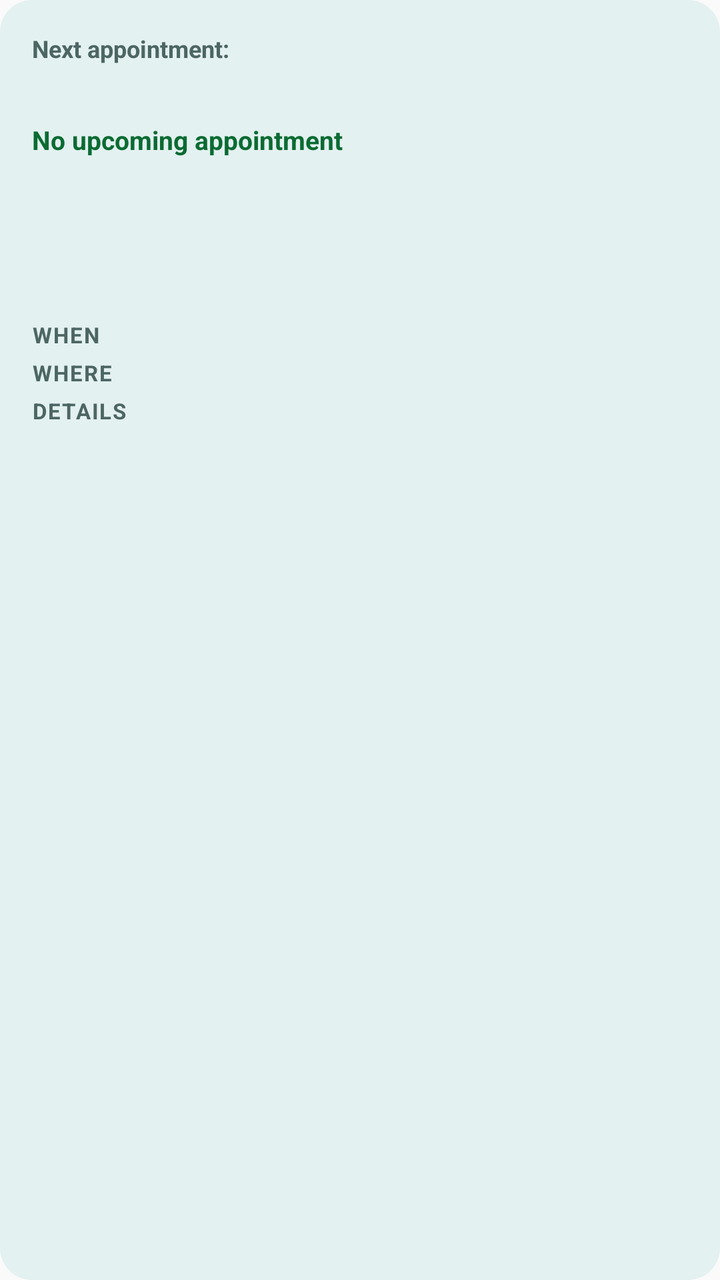
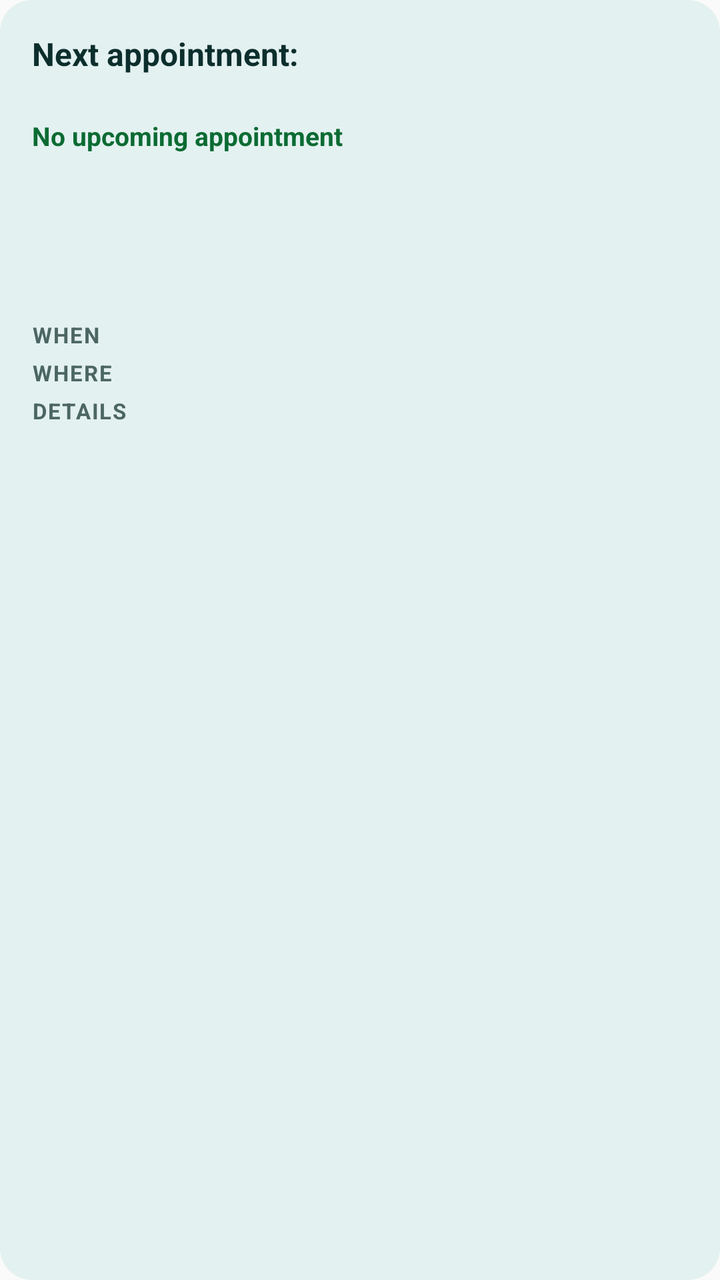

Screens rendered from an Android XML layout before and after an edit, with the pre-edit source and the edit as a unified diff.
<!-- AndroidManifest.xml: application theme AppTheme -->
<!-- res/layout/clinic_card_widget.xml -->
<?xml version="1.0" encoding="utf-8"?>
<FrameLayout xmlns:android="http://schemas.android.com/apk/res/android" android:id="@+id/widget_root" android:layout_width="match_parent" android:layout_height="match_parent" android:padding="16dp" android:background="@drawable/widget_background">

    
    <TextView
        android:id="@+id/widget_clinic_title"
        android:layout_gravity="top|start"
        android:layout_width="match_parent"
        android:layout_height="wrap_content"
        android:text="Next appointment:"
        android:textSize="12sp"
        android:textColor="@color/widget_text_muted"
        android:textStyle="bold"
        android:maxLines="2"
        android:ellipsize="end"
        android:breakStrategy="simple" />

    
    <TextView
        android:id="@+id/widget_clinic_appt_title"
        android:layout_gravity="top|start"
        android:layout_width="match_parent"
        android:layout_height="wrap_content"
        android:layout_marginTop="20dp"
        android:text=""
        android:textSize="16sp"
        android:textColor="@color/widget_text_primary"
        android:textStyle="bold"
        android:maxLines="1"
        android:ellipsize="end"
        android:breakStrategy="simple" />

    
    <TextView
        android:id="@+id/widget_clinic_date"
        android:layout_gravity="top|start"
        android:layout_width="match_parent"
        android:layout_height="wrap_content"
        android:layout_marginTop="45dp"
        android:text="No upcoming appointment"
        android:textSize="13sp"
        android:textColor="@color/widget_good"
        android:textStyle="bold"
        android:maxLines="2"
        android:ellipsize="end"
        android:breakStrategy="simple" />

    
    <TextView
        android:id="@+id/widget_clinic_location"
        android:layout_gravity="top|start"
        android:layout_width="match_parent"
        android:layout_height="wrap_content"
        android:layout_marginTop="66dp"
        android:text=""
        android:textSize="12sp"
        android:textColor="@color/widget_accent"
        android:textStyle="bold"
        android:maxLines="2"
        android:ellipsize="end"
        android:breakStrategy="simple" />

    
    <TextView
        android:id="@+id/widget_clinic_reason"
        android:layout_gravity="top|start"
        android:layout_width="match_parent"
        android:layout_height="wrap_content"
        android:layout_marginTop="100dp"
        android:text=""
        android:textSize="11sp"
        android:textColor="@color/widget_text_muted"
        android:maxLines="1"
        android:ellipsize="end"
        android:breakStrategy="simple" />

    
    <TextView
        android:id="@+id/widget_clinic_tests"
        android:layout_gravity="top|start"
        android:layout_width="match_parent"
        android:layout_height="wrap_content"
        android:layout_marginTop="118dp"
        android:text=""
        android:textSize="11sp"
        android:textColor="@color/widget_text_muted"
        android:maxLines="1"
        android:ellipsize="end"
        android:breakStrategy="simple" />

    <TextView
        android:id="@+id/widget_clinic_clinic_num"
        android:layout_gravity="top|start"
        android:layout_width="wrap_content"
        android:layout_height="wrap_content"
        android:layout_marginTop="106dp"
        android:text=""
        android:textSize="12sp"
        android:textColor="@color/widget_text_primary"
        android:maxLines="1"
        android:ellipsize="end"
        android:breakStrategy="simple" />

    
    <TextView
        android:id="@+id/widget_clinic_visit_time"
        android:layout_gravity="top|start"
        android:layout_width="wrap_content"
        android:layout_height="wrap_content"
        android:layout_marginTop="125dp"
        android:text=""
        android:textSize="13sp"
        android:textColor="@color/widget_text_primary"
        android:maxLines="1"
        android:ellipsize="end"
        android:breakStrategy="simple" />

    <TextView
        android:id="@+id/widget_clinic_heading_when"
        android:layout_gravity="top|start"
        android:layout_width="wrap_content"
        android:layout_height="wrap_content"
        android:layout_marginTop="144dp"
        android:text="When"
        android:textSize="11sp"
        android:textColor="@color/widget_text_muted"
        android:textStyle="bold"
        android:letterSpacing="0.06"
        android:textAllCaps="true"
        android:maxLines="1"
        android:ellipsize="end"
        android:breakStrategy="simple" />

    <TextView
        android:id="@+id/widget_clinic_heading_where"
        android:layout_gravity="top|start"
        android:layout_width="wrap_content"
        android:layout_height="wrap_content"
        android:layout_marginTop="163dp"
        android:text="Where"
        android:textSize="11sp"
        android:textColor="@color/widget_text_muted"
        android:textStyle="bold"
        android:letterSpacing="0.06"
        android:textAllCaps="true"
        android:maxLines="1"
        android:ellipsize="end"
        android:breakStrategy="simple" />

    
    <TextView
        android:id="@+id/widget_clinic_heading_details"
        android:layout_gravity="top|start"
        android:layout_width="wrap_content"
        android:layout_height="wrap_content"
        android:layout_marginTop="182dp"
        android:text="Details"
        android:textSize="11sp"
        android:textColor="@color/widget_text_muted"
        android:textStyle="bold"
        android:letterSpacing="0.06"
        android:textAllCaps="true"
        android:maxLines="1"
        android:ellipsize="end"
        android:breakStrategy="simple" />

    <TextView
        android:id="@+id/widget_clinic_doctype"
        android:layout_gravity="top|start"
        android:layout_width="wrap_content"
        android:layout_height="wrap_content"
        android:layout_marginTop="201dp"
        android:text=""
        android:textSize="12sp"
        android:textColor="@color/widget_text_muted"
        android:maxLines="1"
        android:ellipsize="end"
        android:breakStrategy="simple" />

    <TextView
        android:id="@+id/widget_clinic_nhs_num"
        android:layout_gravity="top|start"
        android:layout_width="wrap_content"
        android:layout_height="wrap_content"
        android:layout_marginTop="220dp"
        android:text=""
        android:textSize="12sp"
        android:textColor="@color/widget_text_muted"
        android:visibility="gone"
        android:maxLines="1"
        android:ellipsize="end"
        android:breakStrategy="simple" />
</FrameLayout>
<!-- resources referenced by this layout -->
<resources>
  <color name="widget_accent">#00696B</color>
  <color name="widget_good">#0B6B33</color>
  <color name="widget_text_muted">#4C6664</color>
  <color name="widget_text_primary">#0C2E2D</color>
  <!-- drawable widget_background (drawable) -->
  <?xml version="1.0" encoding="utf-8"?>
  <shape xmlns:android="http://schemas.android.com/apk/res/android"
      android:shape="rectangle">
      <solid android:color="@color/widget_bg" />
      <corners android:radius="16dp" />
  </shape>
  <style name="AppTheme" parent="Theme.AppCompat.Light.DarkActionBar">
          
          <item name="colorPrimary">@color/colorPrimary</item>
          <item name="colorPrimaryDark">@color/colorPrimaryDark</item>
          <item name="colorAccent">@color/colorAccent</item>
          <item name="android:statusBarColor">@android:color/transparent</item>
          <item name="android:navigationBarColor">@android:color/transparent</item>
      </style>
  <color name="widget_bg">#E3F1F0</color>
</resources>

<!-- the commit's change to res/layout/clinic_card_widget.xml (unified diff, before → after) -->
@@ -8,11 +8,10 @@
         android:layout_width="match_parent"
         android:layout_height="wrap_content"
         android:text="Next appointment:"
-        android:textSize="12sp"
-        android:textColor="@color/widget_text_muted"
+        android:textSize="16sp"
+        android:textColor="@color/widget_text_primary"
         android:textStyle="bold"
         android:maxLines="2"
-        android:ellipsize="end"
         android:breakStrategy="simple" />
 
     
@@ -23,11 +22,10 @@
         android:layout_height="wrap_content"
         android:layout_marginTop="20dp"
         android:text=""
-        android:textSize="16sp"
-        android:textColor="@color/widget_text_primary"
+        android:textSize="18sp"
+        android:textColor="@color/widget_accent"
         android:textStyle="bold"
-        android:maxLines="1"
-        android:ellipsize="end"
+        android:maxLines="2"
         android:breakStrategy="simple" />
 
     
@@ -36,13 +34,12 @@
         android:layout_gravity="top|start"
         android:layout_width="match_parent"
         android:layout_height="wrap_content"
-        android:layout_marginTop="45dp"
+        android:layout_marginTop="43dp"
         android:text="No upcoming appointment"
         android:textSize="13sp"
         android:textColor="@color/widget_good"
         android:textStyle="bold"
         android:maxLines="2"
-        android:ellipsize="end"
         android:breakStrategy="simple" />
 
     
@@ -51,13 +48,12 @@
         android:layout_gravity="top|start"
         android:layout_width="match_parent"
         android:layout_height="wrap_content"
-        android:layout_marginTop="66dp"
+        android:layout_marginTop="60dp"
         android:text=""
         android:textSize="12sp"
         android:textColor="@color/widget_accent"
         android:textStyle="bold"
-        android:maxLines="2"
-        android:ellipsize="end"
+        android:maxLines="1"
         android:breakStrategy="simple" />
 
     
@@ -66,12 +62,11 @@
         android:layout_gravity="top|start"
         android:layout_width="match_parent"
         android:layout_height="wrap_content"
-        android:layout_marginTop="100dp"
+        android:layout_marginTop="77dp"
         android:text=""
         android:textSize="11sp"
         android:textColor="@color/widget_text_muted"
-        android:maxLines="1"
-        android:ellipsize="end"
+        android:maxLines="2"
         android:breakStrategy="simple" />
 
     
@@ -80,12 +75,11 @@
         android:layout_gravity="top|start"
         android:layout_width="match_parent"
         android:layout_height="wrap_content"
-        android:layout_marginTop="118dp"
+        android:layout_marginTop="104dp"
         android:text=""
         android:textSize="11sp"
         android:textColor="@color/widget_text_muted"
-        android:maxLines="1"
-        android:ellipsize="end"
+        android:maxLines="2"
         android:breakStrategy="simple" />
 
     <TextView
@@ -98,7 +92,6 @@
         android:textSize="12sp"
         android:textColor="@color/widget_text_primary"
         android:maxLines="1"
-        android:ellipsize="end"
         android:breakStrategy="simple" />
 
     
@@ -112,7 +105,6 @@
         android:textSize="13sp"
         android:textColor="@color/widget_text_primary"
         android:maxLines="1"
-        android:ellipsize="end"
         android:breakStrategy="simple" />
 
     <TextView
@@ -128,7 +120,6 @@
         android:letterSpacing="0.06"
         android:textAllCaps="true"
         android:maxLines="1"
-        android:ellipsize="end"
         android:breakStrategy="simple" />
 
     <TextView
@@ -144,7 +135,6 @@
         android:letterSpacing="0.06"
         android:textAllCaps="true"
         android:maxLines="1"
-        android:ellipsize="end"
         android:breakStrategy="simple" />
 
     
@@ -161,7 +151,6 @@
         android:letterSpacing="0.06"
         android:textAllCaps="true"
         android:maxLines="1"
-        android:ellipsize="end"
         android:breakStrategy="simple" />
 
     <TextView
@@ -174,7 +163,6 @@
         android:textSize="12sp"
         android:textColor="@color/widget_text_muted"
         android:maxLines="1"
-        android:ellipsize="end"
         android:breakStrategy="simple" />
 
     <TextView
@@ -188,6 +176,5 @@
         android:textColor="@color/widget_text_muted"
         android:visibility="gone"
         android:maxLines="1"
-        android:ellipsize="end"
         android:breakStrategy="simple" />
 </FrameLayout>
